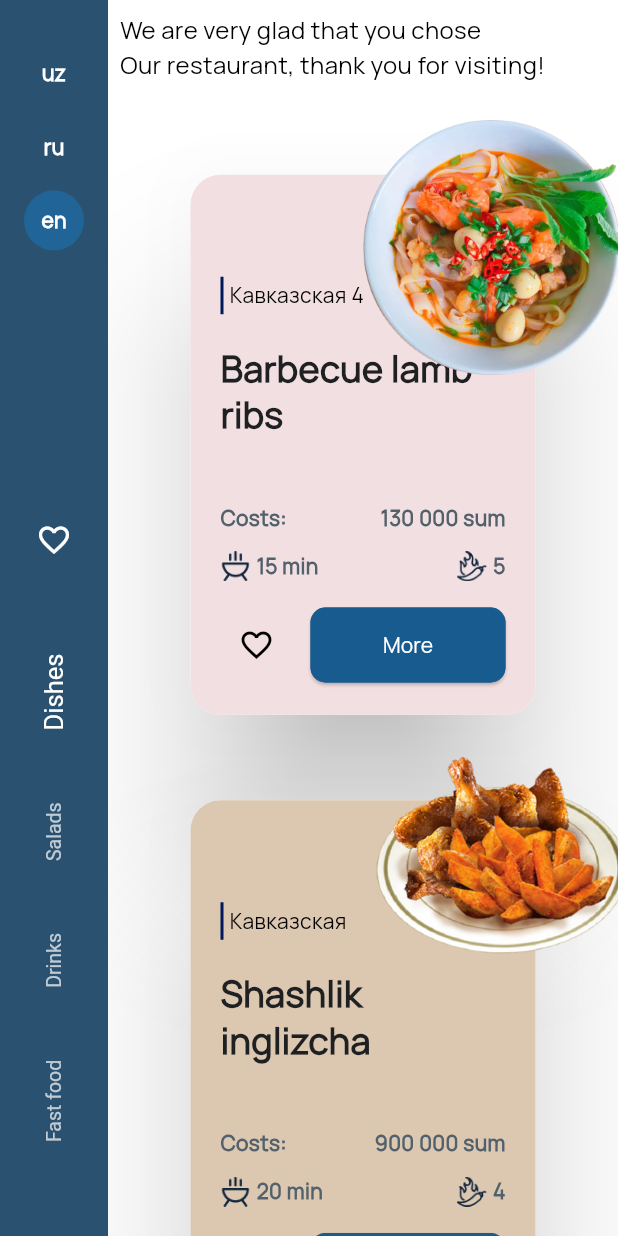
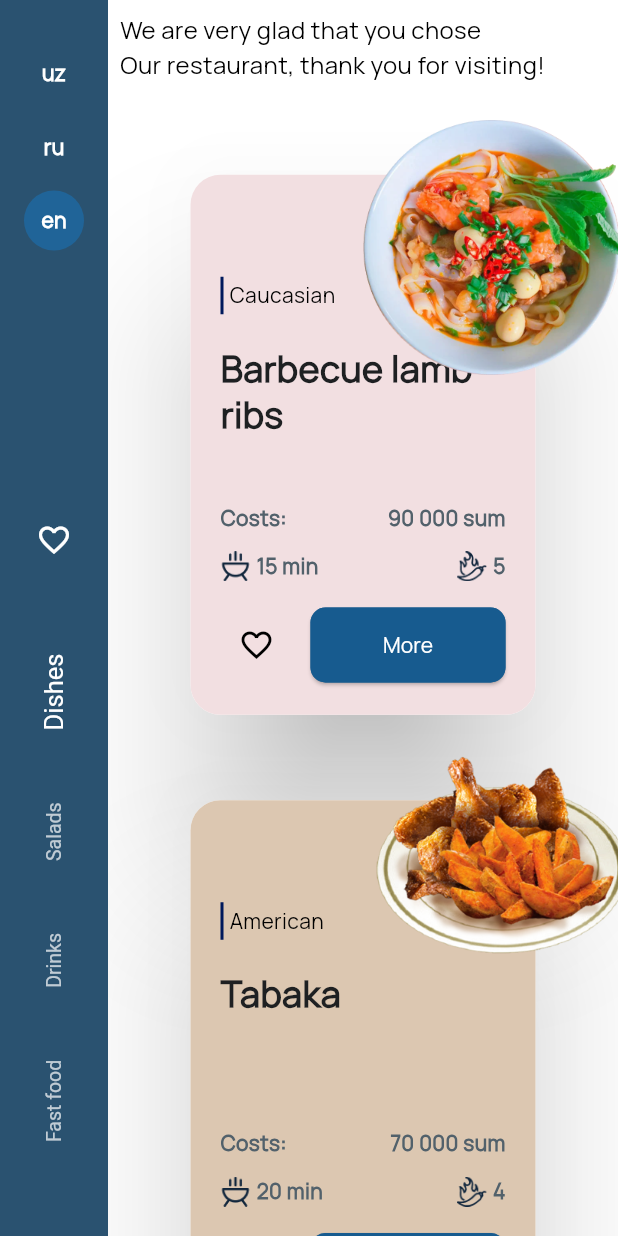
Before and after one commit to lochinbek0505/menu_site, a Flutter app: the screen it shows after launch, on a phone screen of 412 x 824 dp. Run offline on Flutter 3.47's test engine with Material 3 defaults, Android fonts, the phone set to English and light mode, and no system bars; our stand-ins replace easy_localization, shared_preferences.

Commit message:
16/08/2024 16/09/2024 18-08-2024

```diff
--- a/assets/translation/uz-UZ.json
+++ b/assets/translation/uz-UZ.json
@@ -6,7 +6,7 @@
   "salads": "Salatlar",
   "drinks": "Ichimliklar",
   "fast_food": "Fast food",
-  "title": "Restoranimizni tan~laganingizdan juda xursandmiz,\n tashrif buyurganingiz uchun rahmat!",
+  "title": "Restoranimizni tanlaganingizdan juda xursandmiz,\ntashrif buyurganingiz uchun rahmat!",
   "cost": "Narxi",
   "more": "Batafsil"
 }
--- a/lib/models/meal.dart
+++ b/lib/models/meal.dart
@@ -35,12 +35,12 @@ class Meal {
       time: '15 min',
       ingCount: 5,
       bannerColor: 0xffF2DFE1,
-      cost: '130 000 sum',
-      type: 'Кавказская 4',
+      cost: '90 000 sum',
+      type: 'Кавказская',
     ),
     Meal(
       id: 2,
-      name: 'Шашлык',
+      name: 'Слой',
       details:
           'Что бы мне не говорили, а самый вкусный шашлык получается из баранины.'
           ' Есть правда один минус. На базаре невозможно купить нормальную баранину, '
@@ -51,12 +51,12 @@ class Meal {
       time: '20 min',
       ingCount: 4,
       bannerColor: 0xffDCC7B1,
-      cost: '900 000 sum',
-      type: 'Кавказская',
+      cost: '70 000 sum',
+      type: 'Американский',
     ),
     Meal(
         id: 3,
-        name: 'Шашлык 3',
+        name: 'Спагетти',
         details:
             'Что бы мне не говорили, а самый вкусный шашлык получается из баранины.'
             ' Есть правда один минус. На базаре невозможно купить нормальную баранину, '
@@ -67,11 +67,11 @@ class Meal {
         time: '25 min',
         ingCount: 6,
         bannerColor: 0xffFFC5A8,
-        cost: '150 000 sum',
-        type: 'Кавказская 2'),
+        cost: '50 000 sum',
+        type: 'Французский'),
     Meal(
         id: 4,
-        name: 'Шашлык 4',
+        name: 'Курица',
         details:
             'Что бы мне не говорили, а самый вкусный шашлык получается из баранины.'
             ' Есть правда один минус. На базаре невозможно купить нормальную баранину, '
@@ -82,11 +82,11 @@ class Meal {
         time: '19 min',
         ingCount: 5,
         bannerColor: 0xff71C3A1,
-        cost: '200 000 sum',
-        type: 'Кавказская 3'),
+        cost: '65 000 sum',
+        type: 'Американский '),
     Meal(
         id: 5,
-        name: 'Шашлык 5',
+        name: 'Слой',
         details:
             'Что бы мне не говорили, а самый вкусный шашлык получается из баранины.'
             ' Есть правда один минус. На базаре невозможно купить нормальную баранину, '
@@ -97,14 +97,14 @@ class Meal {
         time: '21 min',
         ingCount: 7,
         bannerColor: 0xffA8B6FF,
-        cost: '190 000 sum',
-        type: 'Кавказская 3'),
+        cost: '90 000 sum',
+        type: 'Американский '),
   ];
 
   static List<Meal> mealsUz = [
     Meal(
       id: 1,
-      name: "Barbekyu qo'zichoq qovurg'alari",
+      name: 'Barbekyu qo\'zichoq qovurg\'alari',
       details:
           'Что бы мне не говорили, а самый вкусный шашлык получается из баранины.'
           ' Есть правда один минус. На базаре невозможно купить нормальную баранину, '
@@ -115,12 +115,12 @@ class Meal {
       time: '15 min',
       ingCount: 5,
       bannerColor: 0xffF2DFE1,
-      cost: '130 000 sum',
-      type: 'Кавказская 4',
+      cost: '90 000 sum',
+      type: 'Kavkazcha',
     ),
     Meal(
       id: 2,
-      name: 'Shashlik',
+      name: 'Tabaka',
       details:
           'Что бы мне не говорили, а самый вкусный шашлык получается из баранины.'
           ' Есть правда один минус. На базаре невозможно купить нормальную баранину, '
@@ -131,12 +131,12 @@ class Meal {
       time: '20 min',
       ingCount: 4,
       bannerColor: 0xffDCC7B1,
-      cost: '900 000 sum',
-      type: 'Кавказская',
+      cost: '70 000 sum',
+      type: 'Tovuq',
     ),
     Meal(
         id: 3,
-        name: 'Shashlik 3',
+        name: 'Spagetti',
         details:
             'Что бы мне не говорили, а самый вкусный шашлык получается из баранины.'
             ' Есть правда один минус. На базаре невозможно купить нормальную баранину, '
@@ -147,11 +147,11 @@ class Meal {
         time: '25 min',
         ingCount: 6,
         bannerColor: 0xffFFC5A8,
-        cost: '150 000 sum',
-        type: 'Кавказская 2'),
+        cost: '55 000 sum',
+        type: 'Fransuzcha'),
     Meal(
         id: 4,
-        name: 'Shashlik 4',
+        name: 'Chiken',
         details:
             'Что бы мне не говорили, а самый вкусный шашлык получается из баранины.'
             ' Есть правда один минус. На базаре невозможно купить нормальную баранину, '
@@ -162,11 +162,11 @@ class Meal {
         time: '19 min',
         ingCount: 5,
         bannerColor: 0xff71C3A1,
-        cost: '200 000 sum',
-        type: 'Кавказская 3'),
+        cost: '65 000 sum',
+        type: 'Amerikancha '),
     Meal(
         id: 5,
-        name: 'Shashlik 5',
+        name: 'Tabaka',
         details:
             'Что бы мне не говорили, а самый вкусный шашлык получается из баранины.'
             ' Есть правда один минус. На базаре невозможно купить нормальную баранину, '
@@ -177,8 +177,8 @@ class Meal {
         time: '21 min',
         ingCount: 7,
         bannerColor: 0xffA8B6FF,
-        cost: '190 000 sum',
-        type: 'Кавказская 3'),
+        cost: '90 000 sum',
+        type: 'Amerikancha'),
   ];
 
   static List<Meal> mealsEn = [
@@ -195,12 +195,12 @@ class Meal {
       time: '15 min',
       ingCount: 5,
       bannerColor: 0xffF2DFE1,
-      cost: '130 000 sum',
-      type: 'Кавказская 4',
+      cost: '90 000 sum',
+      type: 'Caucasian',
     ),
     Meal(
       id: 2,
-      name: 'Shashlik inglizcha',
+      name: 'Tabaka',
       details:
           'Что бы мне не говорили, а самый вкусный шашлык получается из баранины.'
           ' Есть правда один минус. На базаре невозможно купить нормальную баранину, '
@@ -211,12 +211,12 @@ class Meal {
       time: '20 min',
       ingCount: 4,
       bannerColor: 0xffDCC7B1,
-      cost: '900 000 sum',
-      type: 'Кавказская',
+      cost: '70 000 sum',
+      type: 'American',
     ),
     Meal(
         id: 3,
-        name: 'Shashlik inglizcha 3',
+        name: 'Spagetti',
         details:
             'Что бы мне не говорили, а самый вкусный шашлык получается из баранины.'
             ' Есть правда один минус. На базаре невозможно купить нормальную баранину, '
@@ -227,11 +227,11 @@ class Meal {
         time: '25 min',
         ingCount: 6,
         bannerColor: 0xffFFC5A8,
-        cost: '150 000 sum',
-        type: 'Кавказская 2'),
+        cost: '55 000 sum',
+        type: 'French'),
     Meal(
         id: 4,
-        name: 'Shashlik inglizcha 4',
+        name: 'Chiken',
         details:
             'Что бы мне не говорили, а самый вкусный шашлык получается из баранины.'
             ' Есть правда один минус. На базаре невозможно купить нормальную баранину, '
@@ -242,11 +242,11 @@ class Meal {
         time: '19 min',
         ingCount: 5,
         bannerColor: 0xff71C3A1,
-        cost: '200 000 sum',
-        type: 'Кавказская 3'),
+        cost: '65 000 sum',
+        type: 'American '),
     Meal(
         id: 5,
-        name: 'Shashlik inglizcha 5',
+        name: 'Tabaka',
         details:
             'Что бы мне не говорили, а самый вкусный шашлык получается из баранины.'
             ' Есть правда один минус. На базаре невозможно купить нормальную баранину, '
@@ -257,7 +257,202 @@ class Meal {
         time: '21 min',
         ingCount: 7,
         bannerColor: 0xffA8B6FF,
-        cost: '190 000 sum',
-        type: 'Кавказская 3'),
+        cost: '80 000 sum',
+        type: 'American'),
+  ];
+
+  static List<Meal> saladsRu = [
+    Meal(
+      id: 1,
+      name: 'Натуральный салат',
+      details:
+          'Что бы мне не говорили, а самый вкусный шашлык получается из баранины.'
+          ' Есть правда один минус. На базаре невозможно купить нормальную баранину, '
+          'все скупают на корню шашлычники. \n\nНе беда, если руки растут из нужного места,'
+          ' шашлык можно приготовить из того что оставили нам эти коршуны. Будем готовить бараньи ребрышки. '
+          'Не те кусочки, где больше всего мяса, а те кусочки, которые остались после налета саранчи',
+      imageUrl: 'assets/salat11.png',
+      time: '10 min',
+      ingCount: 5,
+      bannerColor: 0xffF2DFE1,
+      cost: '20 000 sum',
+      type: 'Салат',
+    ),
+    Meal(
+      id: 2,
+      name: 'Греческий салат',
+      details:
+          'Что бы мне не говорили, а самый вкусный шашлык получается из баранины.'
+          ' Есть правда один минус. На базаре невозможно купить нормальную баранину, '
+          'все скупают на корню шашлычники. \n\nНе беда, если руки растут из нужного места,'
+          ' шашлык можно приготовить из того что оставили нам эти коршуны. Будем готовить бараньи ребрышки. '
+          'Не те кусочки, где больше всего мяса, а те кусочки, которые остались после налета саранчи',
+      imageUrl: 'assets/salat1.png',
+      time: '20 min',
+      ingCount: 4,
+      bannerColor: 0xffDCC7B1,
+      cost: '50 000 sum',
+      type: 'Салат',
+    ),
+    Meal(
+        id: 3,
+        name: 'Фруктовый салат ',
+        details:
+            'Что бы мне не говорили, а самый вкусный шашлык получается из баранины.'
+            ' Есть правда один минус. На базаре невозможно купить нормальную баранину, '
+            'все скупают на корню шашлычники. \n\nНе беда, если руки растут из нужного места,'
+            ' шашлык можно приготовить из того что оставили нам эти коршуны. Будем готовить бараньи ребрышки. '
+            'Не те кусочки, где больше всего мяса, а те кусочки, которые остались после налета саранчи',
+        imageUrl: 'assets/salat2.png',
+        time: '14 min',
+        ingCount: 6,
+        bannerColor: 0xffFFC5A8,
+        cost: '80 000 sum',
+        type: 'Салат'),
+    Meal(
+        id: 4,
+        name: 'Зеленый салат ',
+        details:
+            'Что бы мне не говорили, а самый вкусный шашлык получается из баранины.'
+            ' Есть правда один минус. На базаре невозможно купить нормальную баранину, '
+            'все скупают на корню шашлычники. \n\nНе беда, если руки растут из нужного места,'
+            ' шашлык можно приготовить из того что оставили нам эти коршуны. Будем готовить бараньи ребрышки. '
+            'Не те кусочки, где больше всего мяса, а те кусочки, которые остались после налета саранчи',
+        imageUrl: 'assets/salat4.png',
+        time: '19 min',
+        ingCount: 5,
+        bannerColor: 0xff71C3A1,
+        cost: '45 000 sum',
+        type: 'Салат '),
+  ];
+
+  static List<Meal> saladsUz = [
+    Meal(
+      id: 1,
+      name: 'Tabiiy salat',
+      details:
+          'Что бы мне не говорили, а самый вкусный шашлык получается из баранины.'
+          ' Есть правда один минус. На базаре невозможно купить нормальную баранину, '
+          'все скупают на корню шашлычники. \n\nНе беда, если руки растут из нужного места,'
+          ' шашлык можно приготовить из того что оставили нам эти коршуны. Будем готовить бараньи ребрышки. '
+          'Не те кусочки, где больше всего мяса, а те кусочки, которые остались после налета саранчи',
+      imageUrl: 'assets/salat11.png',
+      time: '10 min',
+      ingCount: 5,
+      bannerColor: 0xffF2DFE1,
+      cost: '20 000 sum',
+      type: 'Salat',
+    ),
+    Meal(
+      id: 2,
+      name: 'Greak salati',
+      details:
+          'Что бы мне не говорили, а самый вкусный шашлык получается из баранины.'
+          ' Есть правда один минус. На базаре невозможно купить нормальную баранину, '
+          'все скупают на корню шашлычники. \n\nНе беда, если руки растут из нужного места,'
+          ' шашлык можно приготовить из того что оставили нам эти коршуны. Будем готовить бараньи ребрышки. '
+          'Не те кусочки, где больше всего мяса, а те кусочки, которые остались после налета саранчи',
+      imageUrl: 'assets/salat1.png',
+      time: '20 min',
+      ingCount: 4,
+      bannerColor: 0xffDCC7B1,
+      cost: '50 000 sum',
+      type: 'Salat',
+    ),
+    Meal(
+        id: 3,
+        name: 'Mevali salat ',
+        details:
+            'Что бы мне не говорили, а самый вкусный шашлык получается из баранины.'
+            ' Есть правда один минус. На базаре невозможно купить нормальную баранину, '
+            'все скупают на корню шашлычники. \n\nНе беда, если руки растут из нужного места,'
+            ' шашлык можно приготовить из того что оставили нам эти коршуны. Будем готовить бараньи ребрышки. '
+            'Не те кусочки, где больше всего мяса, а те кусочки, которые остались после налета саранчи',
+        imageUrl: 'assets/salat2.png',
+        time: '14 min',
+        ingCount: 6,
+        bannerColor: 0xffFFC5A8,
+        cost: '80 000 sum',
+        type: 'Salat'),
+    Meal(
+        id: 4,
+        name: 'Ko\'katli salat ',
+        details:
+            'Что бы мне не говорили, а самый вкусный шашлык получается из баранины.'
+            ' Есть правда один минус. На базаре невозможно купить нормальную баранину, '
+            'все скупают на корню шашлычники. \n\nНе беда, если руки растут из нужного места,'
+            ' шашлык можно приготовить из того что оставили нам эти коршуны. Будем готовить бараньи ребрышки. '
+            'Не те кусочки, где больше всего мяса, а те кусочки, которые остались после налета саранчи',
+        imageUrl: 'assets/salat4.png',
+        time: '19 min',
+        ingCount: 5,
+        bannerColor: 0xff71C3A1,
+        cost: '45 000 sum',
+        type: 'Salat '),
+  ];
+
+  static List<Meal> saladsEn = [
+    Meal(
+      id: 1,
+      name: 'Natural salad',
+      details:
+          'Что бы мне не говорили, а самый вкусный шашлык получается из баранины.'
+          ' Есть правда один минус. На базаре невозможно купить нормальную баранину, '
+          'все скупают на корню шашлычники. \n\nНе беда, если руки растут из нужного места,'
+          ' шашлык можно приготовить из того что оставили нам эти коршуны. Будем готовить бараньи ребрышки. '
+          'Не те кусочки, где больше всего мяса, а те кусочки, которые остались после налета саранчи',
+      imageUrl: 'assets/salat11.png',
+      time: '10 min',
+      ingCount: 5,
+      bannerColor: 0xffF2DFE1,
+      cost: '20 000 sum',
+      type: 'Salad',
+    ),
+    Meal(
+      id: 2,
+      name: 'Greek salad',
+      details:
+          'Что бы мне не говорили, а самый вкусный шашлык получается из баранины.'
+          ' Есть правда один минус. На базаре невозможно купить нормальную баранину, '
+          'все скупают на корню шашлычники. \n\nНе беда, если руки растут из нужного места,'
+          ' шашлык можно приготовить из того что оставили нам эти коршуны. Будем готовить бараньи ребрышки. '
+          'Не те кусочки, где больше всего мяса, а те кусочки, которые остались после налета саранчи',
+      imageUrl: 'assets/salat1.png',
+      time: '20 min',
+      ingCount: 4,
+      bannerColor: 0xffDCC7B1,
+      cost: '50 000 sum',
+      type: 'Salad',
+    ),
+    Meal(
+        id: 3,
+        name: 'Fruit salad ',
+        details:
+            'Что бы мне не говорили, а самый вкусный шашлык получается из баранины.'
+            ' Есть правда один минус. На базаре невозможно купить нормальную баранину, '
+            'все скупают на корню шашлычники. \n\nНе беда, если руки растут из нужного места,'
+            ' шашлык можно приготовить из того что оставили нам эти коршуны. Будем готовить бараньи ребрышки. '
+            'Не те кусочки, где больше всего мяса, а те кусочки, которые остались после налета саранчи',
+        imageUrl: 'assets/salat2.png',
+        time: '14 min',
+        ingCount: 6,
+        bannerColor: 0xffFFC5A8,
+        cost: '80 000 sum',
+        type: 'Salad'),
+    Meal(
+        id: 4,
+        name: 'Green salad',
+        details:
+            'Что бы мне не говорили, а самый вкусный шашлык получается из баранины.'
+            ' Есть правда один минус. На базаре невозможно купить нормальную баранину, '
+            'все скупают на корню шашлычники. \n\nНе беда, если руки растут из нужного места,'
+            ' шашлык можно приготовить из того что оставили нам эти коршуны. Будем готовить бараньи ребрышки. '
+            'Не те кусочки, где больше всего мяса, а те кусочки, которые остались после налета саранчи',
+        imageUrl: 'assets/salat4.png',
+        time: '19 min',
+        ingCount: 5,
+        bannerColor: 0xff71C3A1,
+        cost: '45 000 sum',
+        type: 'Salad '),
   ];
 }
--- a/lib/sreens/home_page.dart
+++ b/lib/sreens/home_page.dart
@@ -18,7 +18,13 @@ class HomePage extends StatefulWidget {
 class _HomePageState extends State<HomePage> {
   int _selectedIndex = 1;
 
-  List<Widget> _pages = [FavouritePage(), DishesPage(), SalatsPage()];
+  List<Widget> _pages = [
+    FavouritePage(),
+    DishesPage(),
+    SalatsPage(),
+    DishesPage(),
+    DishesPage()
+  ];
 
   var _langs = [
     Lang('uz', true),
--- a/lib/sreens/salats_page.dart
+++ b/lib/sreens/salats_page.dart
@@ -1,14 +1,129 @@
+import 'package:easy_localization/easy_localization.dart';
 import 'package:flutter/material.dart';
+import 'package:menu_application/main_provider.dart';
+import 'package:menu_application/models/meal.dart';
+import 'package:menu_application/widgets/product_item.dart';
+import 'package:provider/provider.dart';
 
-class SalatsPage extends StatelessWidget {
+import '../utils/product_type.dart';
+
+class SalatsPage extends StatefulWidget {
   const SalatsPage({super.key});
 
   @override
+  State<SalatsPage> createState() => _SalatsPageState();
+}
+
+class _SalatsPageState extends State<SalatsPage> {
+  @override
   Widget build(BuildContext context) {
-    return Scaffold(
-      body: Center(
-        child: Text("Salats"),
-      ),
+    return Consumer<MainProvider>(builder: (context, data, child) {
+      return SafeArea(child: Scaffold(
+        body: LayoutBuilder(
+          builder: (BuildContext context, BoxConstraints constraints) {
+            return mainUi(constraints);
+          },
+        ),
+      ));
+    });
+  }
+
+  Widget mainUi(BoxConstraints constrains) {
+    var axisCount = 1;
+    var current = constrains.maxWidth;
+
+    if (current <= 500) {
+      axisCount = 1;
+    } else if (current > 500 && current <= 750) {
+      axisCount = 2;
+    } else if (current > 750 && current <= 1000) {
+      axisCount = 3;
+    } else {
+      axisCount = 4;
+    }
+
+    return Column(
+      mainAxisSize: MainAxisSize.max,
+      mainAxisAlignment: MainAxisAlignment.start,
+      crossAxisAlignment: CrossAxisAlignment.start,
+      children: [
+        Padding(
+          padding: const EdgeInsets.all(8.0),
+          child: Text(
+            "title".tr(),
+            style: TextStyle(
+              fontSize: 16,
+            ),
+          ),
+        ),
+        SizedBox(
+          height: 12,
+        ),
+        Expanded(
+          child: GridView.builder(
+            padding: EdgeInsets.only(top: 30, bottom: 24),
+            itemCount: Meal.mealsRu.length,
+            scrollDirection: Axis.vertical,
+            gridDelegate: SliverGridDelegateWithFixedCrossAxisCount(
+                childAspectRatio: 2 / 1,
+                crossAxisCount: axisCount,
+                mainAxisExtent: 385,
+                crossAxisSpacing: 20,
+                mainAxisSpacing: 32),
+            itemBuilder: (BuildContext context, int index) {
+              return FutureBuilder(
+                  future: getFavourites(),
+                  builder: (BuildContext context, AsyncSnapshot snapshot) {
+                    if (snapshot.hasData) {
+                      if (snapshot.data.contains(index)) {
+                        return ProductItem(
+                          getMeals()[index],
+                          index,
+                          isFavourite: true,
+                          productType: ProductType.DISH,
+                        );
+                      } else {
+                        return ProductItem(
+                          getMeals()[index],
+                          index,
+                          isFavourite: false,
+                          productType: ProductType.DISH,
+                        );
+                      }
+                    } else {
+                      return const Center(child: CircularProgressIndicator());
+                    }
+                    // return ProductItem(getMeals()[index], index,
+                    //     isFavourite: snapshot.data.contains(index));
+                  });
+            },
+          ),
+        ),
+      ],
     );
   }
+
+  List<Meal> getMeals() {
+    switch (context.locale.toString()) {
+      case 'uz_UZ':
+        {
+          return Meal.mealsUz;
+        }
+      case 'ru_RU':
+        {
+          return Meal.mealsRu;
+        }
+      case 'en_US':
+        {
+          return Meal.mealsEn;
+        }
+      default:
+        return Meal.mealsRu;
+    }
+  }
+
+  Future<List<int>> getFavourites() async {
+    final mainProvider = Provider.of<MainProvider>(context, listen: false);
+    return await mainProvider.getFavList();
+  }
 }
```
